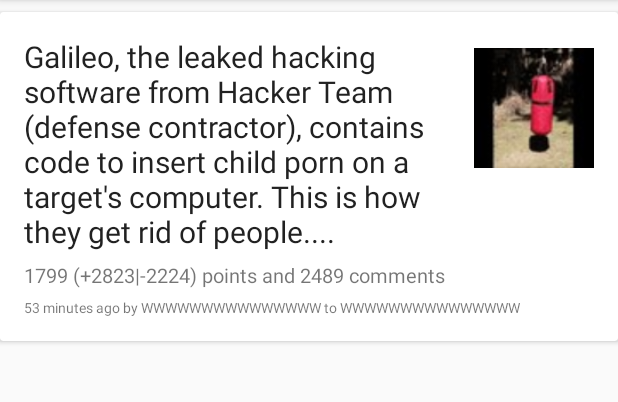
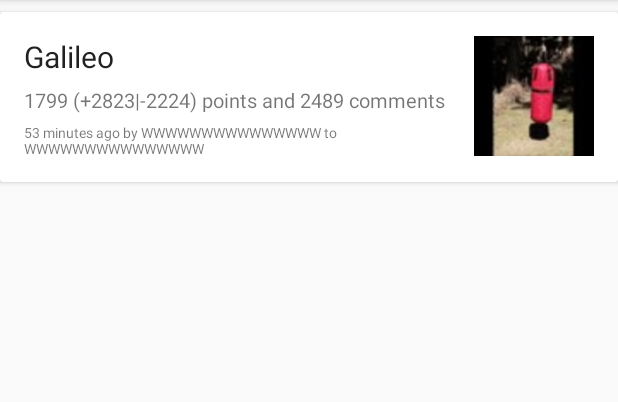
Before and after one commit to notdisliked/Capra, an Android app: the layout picture_post.xml on its own in the app's theme, with its tools: preview values and no code run, on a phone screen of 412 x 824 dp, the part 84-486 px from its top. Run offline under Robolectric (Android 15) with nearby library versions, the phone set to English and light mode, and no system bars.

Commit message:
Update Picture Post

```diff
--- a/app/src/main/res/layout/picture_post.xml
+++ b/app/src/main/res/layout/picture_post.xml
@@ -17,41 +17,32 @@
             android:layout_height="match_parent">
 
             <LinearLayout
-                android:orientation="vertical"
+                android:orientation="horizontal"
                 android:layout_width="match_parent"
-                android:layout_height="wrap_content"
+                android:layout_height="match_parent"
                 android:padding="8dp">
 
                 <LinearLayout
-                    android:orientation="horizontal"
-                    android:layout_width="match_parent"
+                    android:orientation="vertical"
+                    android:id="@+id/post_text_layout"
+                    android:layout_width="0dp"
                     android:layout_weight="1"
                     android:layout_height="wrap_content">
 
                     <TextView
-                        android:layout_width="0dp"
+                        android:layout_width="match_parent"
                         android:layout_weight="1"
-                        android:layout_height="wrap_content"
+                        android:layout_height="0dp"
                         android:id="@+id/post_title"
-                        android:text="Galileo, the leaked hacking software from Hacker Team (defense contractor), contains code to insert child porn on a target's computer. This is how they get rid of people...."
+                        android:text="Galileo"
                         android:elegantTextHeight="false"
                         android:textSize="20sp"
                         android:textIsSelectable="true"
                         android:textColor="@color/text_primary"
                         android:paddingTop="0dp" />
-                    <ImageView
-                        android:layout_width="80dp"
-                        android:layout_height="80dp"
-                        android:id="@+id/imageView"
-                        android:src="@drawable/uwotm8"
-                        android:layout_marginTop="8dp"
-                        android:layout_marginLeft="12dp"/>
-
-                </LinearLayout>
-
                     <TextView
                         android:id="@+id/post_info_1"
-                    android:layout_width="wrap_content"
+                        android:layout_width="match_parent"
                         android:layout_height="wrap_content"
                         android:textSize="13sp"
                         android:text="1799 (+2823|-2224) points and 2489 comments"
@@ -59,12 +50,23 @@
                         android:paddingTop="6dp"/>
                     <TextView
                         android:id="@+id/post_info_2"
-                    android:layout_width="wrap_content"
+                        android:layout_width="match_parent"
                         android:layout_height="wrap_content"
-                    android:layout_marginTop="6dp"
+                        android:paddingTop="6dp"
                         android:textSize="9sp"
                         android:text="53 minutes ago by WWWWWWWWWWWWWWW to WWWWWWWWWWWWWWW"
                         android:textColor="@color/text_secondary" />
+
+                </LinearLayout>
+
+
+
+                <ImageView
+                    android:layout_width="80dp"
+                    android:layout_height="80dp"
+                    android:id="@+id/post_thumbnail"
+                    android:src="@drawable/uwotm8"
+                    android:layout_marginStart="12dp"/>
             </LinearLayout>
         </LinearLayout>
     </android.support.v7.widget.CardView>
```
Lines whose indentation alone changed are shown as unchanged.
